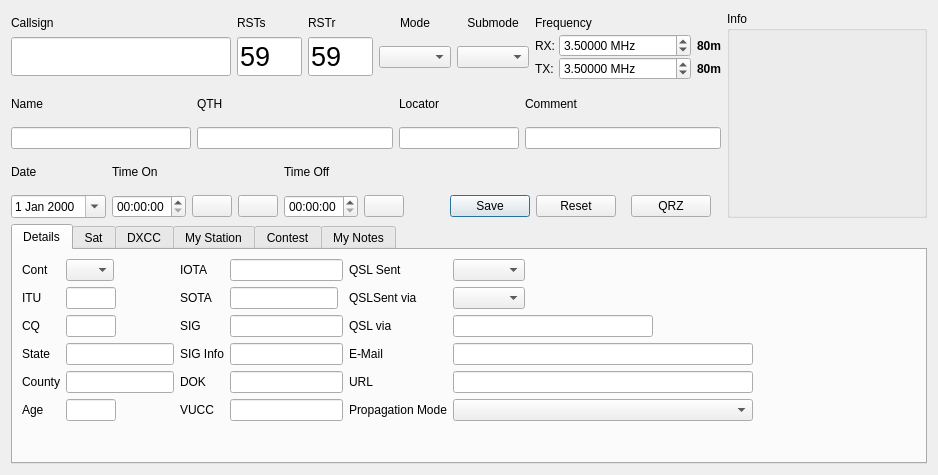
The window that ui/NewContactWidget.ui (k5mcd/QLog) describes before a commit, drawn with Qt 5.
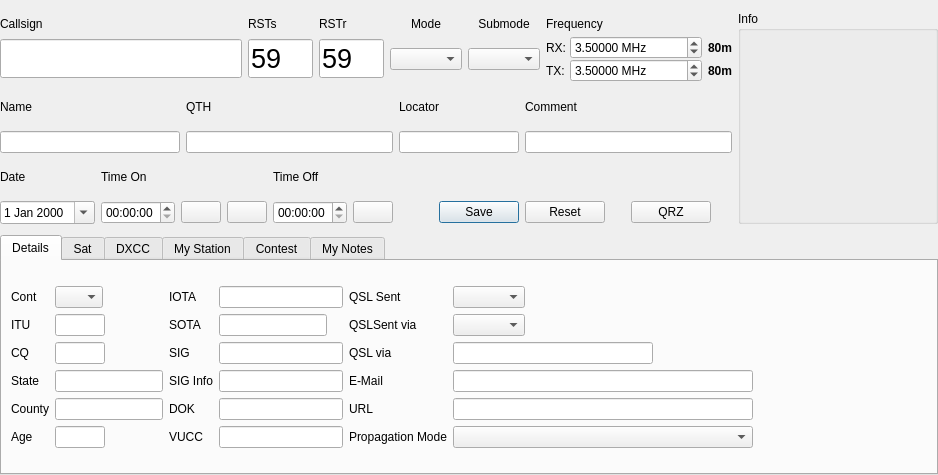
The same window after the commit. Icons and pictures are not drawn. Custom widgets are drawn as their Qt base class.

Commit message: NewContact&MainWin: Spacing tweaking

```diff
--- a/ui/NewContactWidget.ui
+++ b/ui/NewContactWidget.ui
@@ -23,6 +23,15 @@
    <string notr="true">Form</string>
   </property>
   <layout class="QVBoxLayout" name="verticalLayout_4">
+   <property name="leftMargin">
+    <number>0</number>
+   </property>
+   <property name="rightMargin">
+    <number>0</number>
+   </property>
+   <property name="bottomMargin">
+    <number>0</number>
+   </property>
    <item>
     <layout class="QHBoxLayout" name="horizontalLayout_2">
      <property name="spacing">
@@ -834,6 +843,22 @@
      </item>
     </layout>
    </item>
+   <item>
+    <spacer name="verticalSpacer_3">
+     <property name="orientation">
+      <enum>Qt::Vertical</enum>
+     </property>
+     <property name="sizeType">
+      <enum>QSizePolicy::Fixed</enum>
+     </property>
+     <property name="sizeHint" stdset="0">
+      <size>
+       <width>5</width>
+       <height>5</height>
+      </size>
+     </property>
+    </spacer>
+   </item>
    <item>
     <widget class="QTabWidget" name="tabWidget_2">
      <property name="sizePolicy">
@@ -855,6 +880,9 @@
       <layout class="QHBoxLayout" name="horizontalLayout">
        <item>
         <layout class="QFormLayout" name="formLayout_2">
+         <property name="formAlignment">
+          <set>Qt::AlignLeading|Qt::AlignLeft|Qt::AlignVCenter</set>
+         </property>
          <item row="0" column="0">
           <widget class="QLabel" name="contLabel">
            <property name="text">
@@ -1061,6 +1089,9 @@
        </item>
        <item>
         <layout class="QFormLayout" name="formLayout">
+         <property name="formAlignment">
+          <set>Qt::AlignLeading|Qt::AlignLeft|Qt::AlignVCenter</set>
+         </property>
          <item row="0" column="0">
           <widget class="QLabel" name="iotaLabel">
            <property name="text">
@@ -1179,6 +1210,9 @@
        </item>
        <item>
         <layout class="QFormLayout" name="formLayout_3">
+         <property name="formAlignment">
+          <set>Qt::AlignLeading|Qt::AlignLeft|Qt::AlignVCenter</set>
+         </property>
          <item row="0" column="0">
           <widget class="QLabel" name="qslSentLabel">
            <property name="text">
```
The commit also changes 2 other files.
